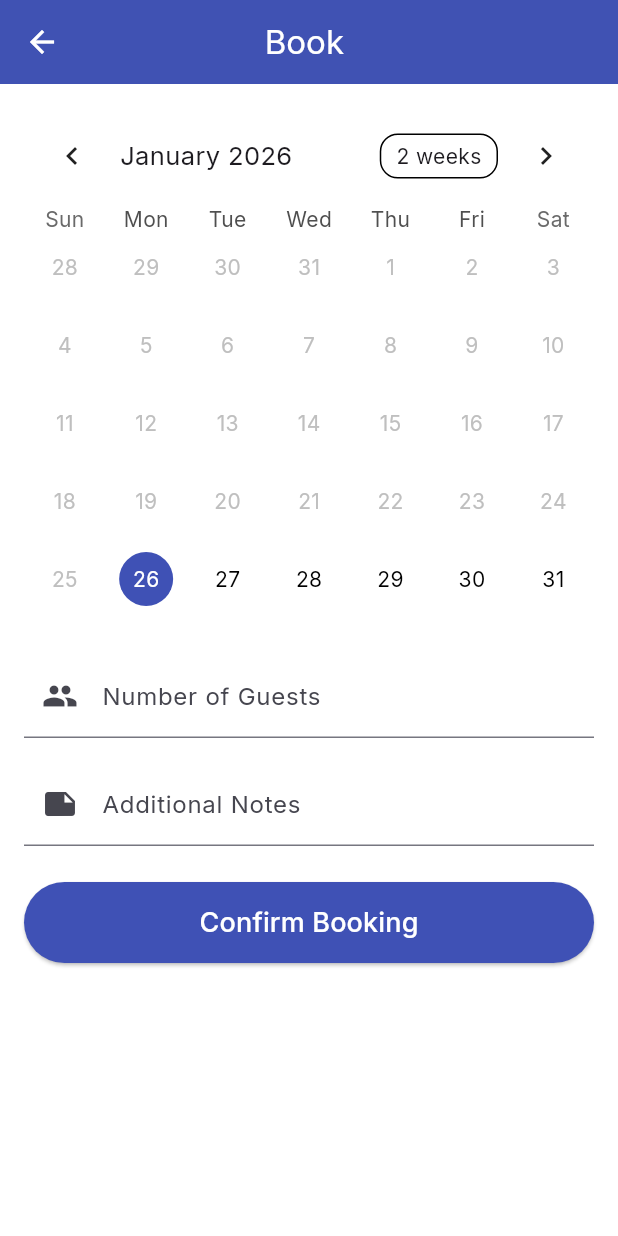
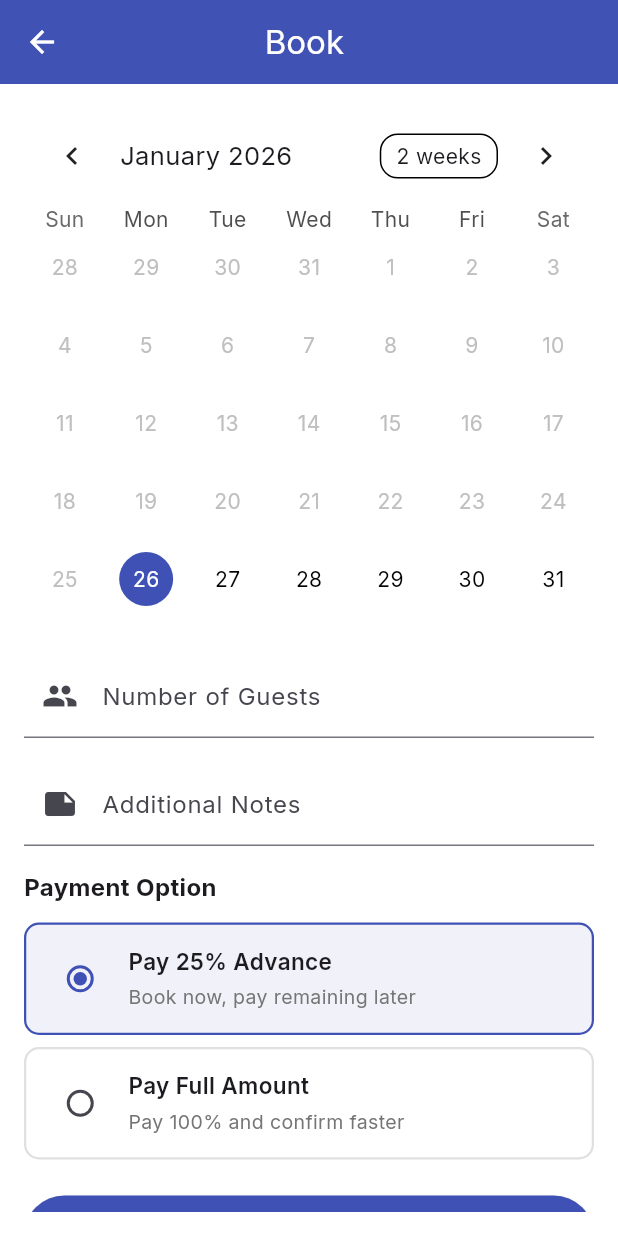
Before and after one commit to Rohit420bhainwal/book_my_event_app, a Flutter app: the BookingFormScreen screen opened directly with empty values, on a phone screen of 412 x 824 dp. Run offline on Flutter 3.47's test engine with Material 3 defaults, Android fonts, the phone set to English and light mode, and no system bars; drawn by our look-alikes of table_calendar; our stand-ins replace cached_network_image, cloud_firestore, dio, firebase_auth, firebase_core, firebase_database and 12 more; missing offline and left inert: flutter_facebook_auth, flutter_stripe; accounts and stored records are empty.

Commit message:
bug fixes

```diff
--- a/lib/app/controller/auth_controller.dart
+++ b/lib/app/controller/auth_controller.dart
@@ -39,9 +39,6 @@ class AuthController extends GetxController {
     print("loginResponse: $response");
 
     if (response != null) {
-
-
-
 
       token.value = response["token"] ?? "";
 
--- a/lib/app/controller/chat_inbox_controller.dart
+++ b/lib/app/controller/chat_inbox_controller.dart
@@ -13,6 +13,7 @@ class ChatInboxController extends GetxController {
     super.onInit();
     //userId = Get.arguments["userId"];
     userId = Get.find<CustomerDashboardController>().currentUserId;
+    print("userId: $userId");
   }
 
   Stream<QuerySnapshot<Map<String, dynamic>>> inboxStream() {
--- a/lib/app/services/api_service.dart
+++ b/lib/app/services/api_service.dart
@@ -11,9 +11,9 @@ class ApiService {
   String baseUrl1 = baseUrl;
   String imageUrl = "${baseUrl.replaceAll("/api", "")}/uploads/";
 
-/*  static const String baseUrl = "https://book-my-event-api.onrender.com/api";
-  String baseUrl1 = baseUrl;
-  String imageUrl = "${baseUrl.replaceAll("/api", "")}/uploads/";*/
+  // static const String baseUrl = "https://book-my-event-api.onrender.com/api";
+  // String baseUrl1 = baseUrl;
+  // String imageUrl = "${baseUrl.replaceAll("/api", "")}/uploads/";
 
 
 
--- a/lib/controllers/dashboard/customer_dashboard_controller.dart
+++ b/lib/controllers/dashboard/customer_dashboard_controller.dart
@@ -25,6 +25,7 @@ class CustomerDashboardController extends GetxController {
     }
 
     currentUserId = userData["user"]["id"].toString();
+    print("currentUserId: $currentUserId");
     role = userData["user"]["role"].toString();
     final presenceService = PresenceService(currentUserId);
     presenceService.start();
--- a/lib/main.dart
+++ b/lib/main.dart
@@ -11,9 +11,12 @@ import 'package:google_fonts/google_fonts.dart';
 import 'app/services/fcm_service.dart';
 
 @pragma('vm:entry-point')
-Future<void> firebaseMessagingBackgroundHandler(RemoteMessage message) async {
+Future<void> firebaseMessagingBackgroundHandler(
+    RemoteMessage message) async {
   await Firebase.initializeApp();
+  // System will auto show notification only if you trigger locally
 }
+
 
 void main() async {
   WidgetsFlutterBinding.ensureInitialized();
--- a/lib/views/customer/venues/booking_form_screen.dart
+++ b/lib/views/customer/venues/booking_form_screen.dart
@@ -109,9 +109,39 @@ class BookingFormScreen extends StatelessWidget {
               ),
               onChanged: controller.updateNotes,
             ),
+            const SizedBox(height: 16),
+            /// 💳 Payment Selection
+            Obx(() {
+              return Column(
+                crossAxisAlignment: CrossAxisAlignment.start,
+                children: [
+                  const Text(
+                    "Payment Option",
+                    style: TextStyle(fontSize: 16, fontWeight: FontWeight.bold),
+                  ),
+                  const SizedBox(height: 12),
 
+                  _paymentOptionTile(
+                    title: "Pay 25% Advance",
+                    subtitle: "Book now, pay remaining later",
+                    value: PaymentChoice.advance,
+                    groupValue: controller.paymentChoice.value,
+                    onChanged: (val) => controller.paymentChoice.value = val!,
+                  ),
+
+                  const SizedBox(height: 8),
+
+                  _paymentOptionTile(
+                    title: "Pay Full Amount",
+                    subtitle: "Pay 100% and confirm faster",
+                    value: PaymentChoice.full,
+                    groupValue: controller.paymentChoice.value,
+                    onChanged: (val) => controller.paymentChoice.value = val!,
+                  ),
+                ],
+              );
+            }),
             const SizedBox(height: 24),
-
             /// Submit
             ElevatedButton(
               onPressed: () => controller.bookVenue(venue),
@@ -129,6 +159,67 @@ class BookingFormScreen extends StatelessWidget {
       ),
     );
   }
+
+  Widget _paymentOptionTile({
+    required String title,
+    required String subtitle,
+    required PaymentChoice value,
+    required PaymentChoice groupValue,
+    required ValueChanged<PaymentChoice?> onChanged,
+  }) {
+    final isSelected = value == groupValue;
+
+    return InkWell(
+      onTap: () => onChanged(value),
+      child: Container(
+        padding: const EdgeInsets.all(12),
+        decoration: BoxDecoration(
+          borderRadius: BorderRadius.circular(10),
+          border: Border.all(
+            color: isSelected ? const Color(0xFF3F51B5) : Colors.grey.shade300,
+            width: 1.5,
+          ),
+          color: isSelected
+              ? const Color(0xFF3F51B5).withOpacity(0.08)
+              : Colors.white,
+        ),
+        child: Row(
+          children: [
+            Radio<PaymentChoice>(
+              value: value,
+              groupValue: groupValue,
+              onChanged: onChanged,
+              activeColor: const Color(0xFF3F51B5),
+            ),
+            const SizedBox(width: 8),
+            Expanded(
+              child: Column(
+                crossAxisAlignment: CrossAxisAlignment.start,
+                children: [
+                  Text(
+                    title,
+                    style: const TextStyle(
+                      fontSize: 15,
+                      fontWeight: FontWeight.w600,
+                    ),
+                  ),
+                  const SizedBox(height: 4),
+                  Text(
+                    subtitle,
+                    style: TextStyle(
+                      fontSize: 13,
+                      color: Colors.grey.shade600,
+                    ),
+                  ),
+                ],
+              ),
+            ),
+          ],
+        ),
+      ),
+    );
+  }
+
 
   /// 🎨 DAY CELL UI
   Widget _dayCell(
--- a/lib/views/provider/provider_booking_detail_screen.dart
+++ b/lib/views/provider/provider_booking_detail_screen.dart
@@ -4,6 +4,7 @@ import 'package:flutter/material.dart';
 import 'package:get/get.dart';
 import 'package:intl/intl.dart';
 import '../../controllers/provider_booking_detail_controller.dart';
+import '../../utils/date_utils.dart';
 
 class ProviderBookingDetailScreen extends StatelessWidget {
   final String bookingId;
@@ -37,10 +38,8 @@ class ProviderBookingDetailScreen extends StatelessWidget {
         final status = booking['status'] ?? 'pending';
         final List<dynamic> images = service['images'] ?? [];
 
-        final dateStr = booking['date'];
-        final formattedDate = dateStr != null
-            ? DateFormat('dd MMM yyyy').format(DateTime.parse(dateStr))
-            : '';
+        //final dateStr = booking['date'];
+        final formattedDate = AppDateUtils.formatToDDMMYY(booking['date']);
 
         Color statusColor;
         switch (status) {
--- a/lib/views/provider/provider_orders.dart
+++ b/lib/views/provider/provider_orders.dart
@@ -5,6 +5,7 @@ import 'package:get/get.dart';
 
 import '../../controllers/provider_order_controller.dart';
 import '../../utils/app_text_styles.dart';
+import '../../utils/date_utils.dart';
 
 class ProviderOrders extends StatelessWidget {
   const ProviderOrders({super.key});
@@ -58,7 +59,7 @@ class ProviderOrders extends StatelessWidget {
                   crossAxisAlignment: CrossAxisAlignment.start,
                   children: [
                     Text("Status: ${booking["status"] ?? "pending"}"),
-                    Text("Date: ${booking["date"]?.split("T").first ?? ""}"),
+                    Text("Date: ${AppDateUtils.formatToDDMMYY(booking["date"])}",),
                   ],
                 ),
                 trailing: const Icon(Icons.arrow_forward_ios),
```
Also changed, not shown: lib/app/controller/chat_controller.dart (+29 -32 lines), lib/app/services/fcm_service.dart (+34 -17 lines), lib/app/services/presence_service.dart (+14 -12 lines), lib/app/views/chat_screen.dart (+25 -11 lines), 1 other file.
